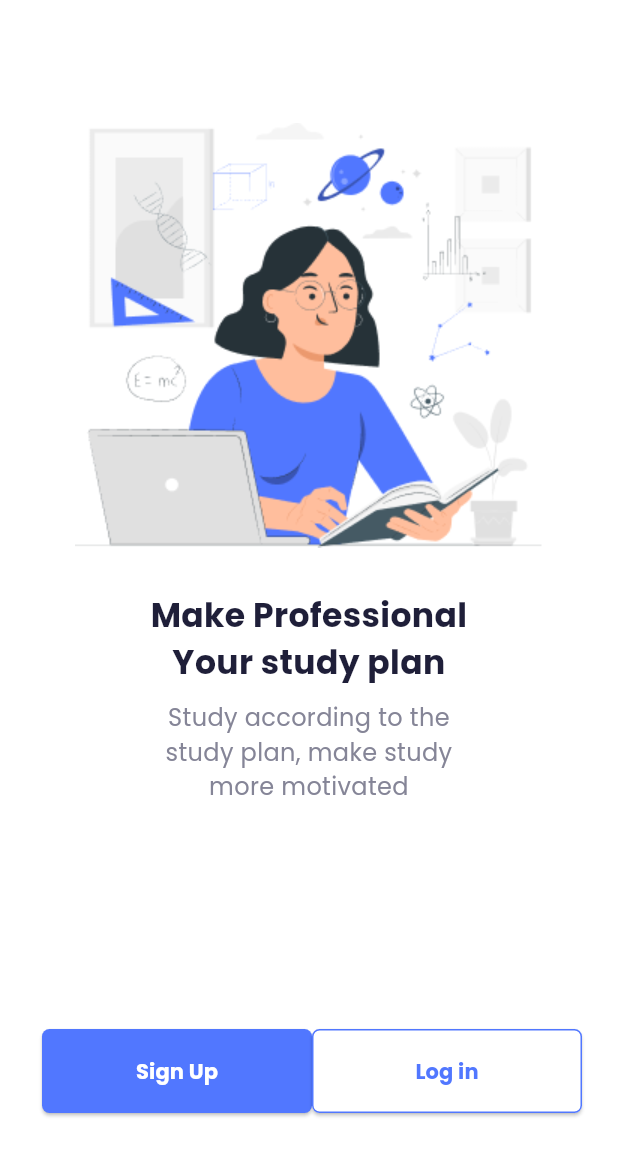
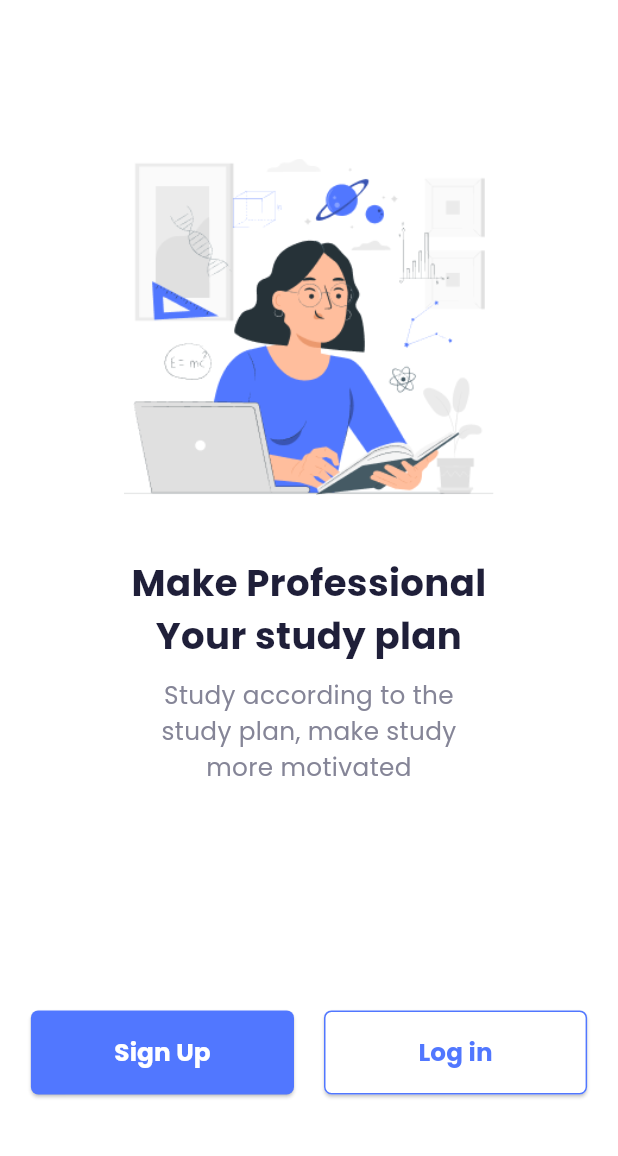
Before and after one commit to IamSAShuvo/classroom-app, a Flutter app: the screen it shows after launch, on a phone screen of 412 x 824 dp. Shown: the top 1156 px of the screen. Run offline on Flutter 3.47's test engine with Material 3 defaults, Android fonts, the light colour scheme and no system bars.

Commit message:
chore: make homeScreen adaptable using MediaQuery and Expanded widgets

```diff
--- a/lib/widgets/CustomButton/custom_button.dart
+++ b/lib/widgets/CustomButton/custom_button.dart
@@ -17,16 +17,16 @@ class CustomButton extends StatelessWidget {
 
   @override
   Widget build(BuildContext context) {
+    double screenWidth = MediaQuery.of(context).size.width;
     return SizedBox(
-      // width: double.infinity,
       height: 56,
-      width: 180,
+      width: screenWidth * 0.4,
       child: ElevatedButton(
         onPressed: () {},
         style: ElevatedButton.styleFrom(
-          padding: const EdgeInsets.symmetric(
-            horizontal: 24,
-            vertical: 10,
+          padding: EdgeInsets.symmetric(
+            horizontal: screenWidth * 0.08,
+            vertical: 14,
           ),
           backgroundColor: buttonBgColor,
           side: buttonBorderColor == null
@@ -40,7 +40,7 @@ class CustomButton extends StatelessWidget {
           buttonText,
           style: TextStyle(
             color: buttonTextColor ?? AppColors.white,
-            fontSize: 14,
+            fontSize: screenWidth * 0.04,
             fontFamily: 'Poppins',
             fontWeight: FontWeight.bold,
           ),
--- a/lib/widgets/HomeScreen/home_screen.dart
+++ b/lib/widgets/HomeScreen/home_screen.dart
@@ -7,10 +7,12 @@ class HomeScreen extends StatelessWidget {
 
   @override
   Widget build(BuildContext context) {
+    double screenWidth = MediaQuery.of(context).size.width;
+    double screenHeight = MediaQuery.of(context).size.height;
     return Scaffold(
       backgroundColor: AppColors.white,
       body: Padding(
-        padding: const EdgeInsets.all(28.0),
+        padding: EdgeInsets.symmetric(horizontal: screenWidth * 0.05),
         child: Column(
           mainAxisAlignment: MainAxisAlignment.center,
           crossAxisAlignment: CrossAxisAlignment.center,
@@ -18,28 +20,31 @@ class HomeScreen extends StatelessWidget {
             Center(
               child: Image.asset(
                 'assets/images/overviewPage_image.png',
+                width: screenWidth * 0.6,
+                height: screenHeight * 0.3,
+                fit: BoxFit.contain,
               ),
             ),
             const SizedBox(
               height: 30,
             ),
-            const Text(
+            Text(
               'Make Professional\nYour study plan',
               textAlign: TextAlign.center,
               style: TextStyle(
                   color: AppColors.homeScreenHeadingColor,
-                  fontSize: 22,
+                  fontSize: screenWidth * 0.06,
                   fontWeight: FontWeight.bold,
                   fontFamily: 'Poppins'),
             ),
             const SizedBox(
               height: 10,
             ),
-            const Text(
+            Text(
               'Study according to the\nstudy plan, make study\nmore motivated',
               textAlign: TextAlign.center,
               style: TextStyle(
-                fontSize: 16,
+                fontSize: screenWidth * 0.04,
                 fontFamily: 'Poppins',
                 fontWeight: FontWeight.normal,
                 color: AppColors.classroomSecondaryColor,
@@ -51,16 +56,26 @@ class HomeScreen extends StatelessWidget {
             const Row(
               mainAxisAlignment: MainAxisAlignment.spaceBetween,
               children: [
-                CustomButton(
+                Expanded(
+                  child: Padding(
+                    padding: EdgeInsets.only(right: 10.0),
+                    child: CustomButton(
                       buttonText: 'Sign Up',
                       buttonBgColor: AppColors.btnSecondaryColor,
                       buttonTextColor: AppColors.white,
                     ),
-                CustomButton(
+                  ),
+                ),
+                Expanded(
+                  child: Padding(
+                    padding: EdgeInsets.only(left: 10.0),
+                    child: CustomButton(
                       buttonText: 'Log in',
                       buttonBgColor: AppColors.white,
                       buttonTextColor: AppColors.btnSecondaryColor,
                       buttonBorderColor: AppColors.btnSecondaryColor,
+                    ),
+                  ),
                 ),
               ],
             ),
```
Lines whose indentation alone changed are shown as unchanged.
